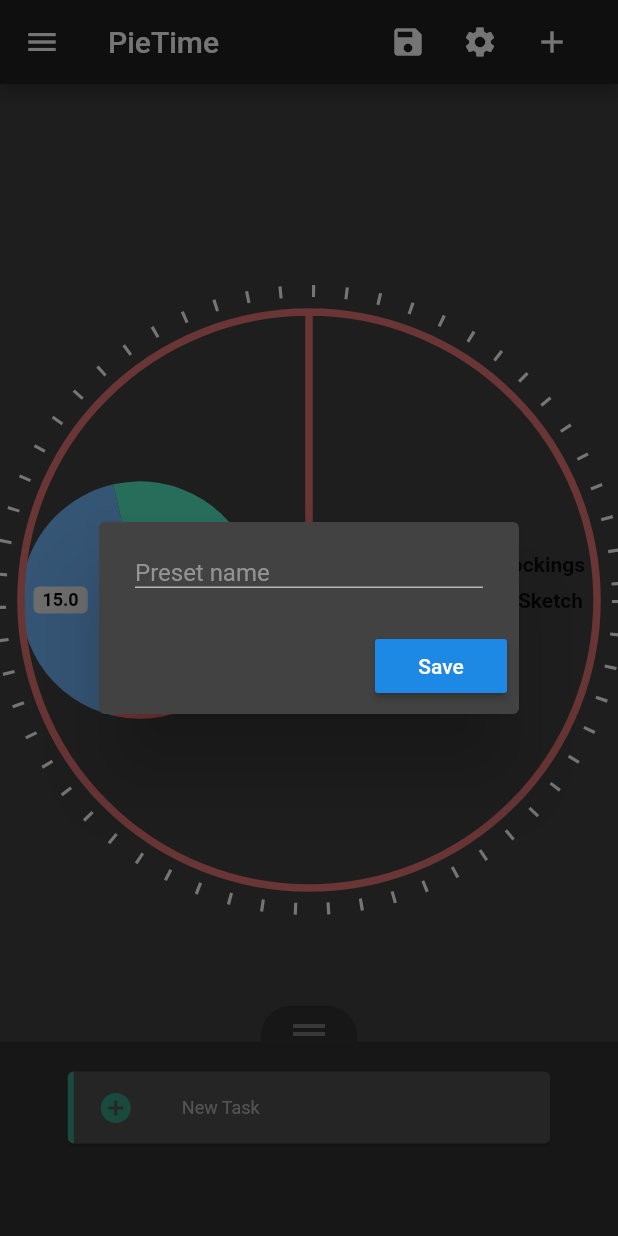
After one commit to elmmo/PieTime, a Flutter app: the screen it shows after launch, after a tap on the "save" icon, on a phone screen of 412 x 824 dp. The commit adds this screen. Run offline on Flutter 3.47's test engine with Material 2 defaults, Android fonts, the phone set to English and light mode, and no system bars; drawn by our look-alikes of dotted_border, pie_chart; our stand-ins replace google_fonts, shared_preferences; missing offline and left inert: flutter_duration_picker; Roboto replaces fonts that are missing (Almarai).

Commit message:
Hook presets up to the tasklist and bottom drawer.

```diff
--- a/lib/OrgComponents.dart
+++ b/lib/OrgComponents.dart
@@ -5,10 +5,15 @@ import 'timer_face/PieTimer.dart';
 import 'tasks/BottomDrawer.dart';
 import 'timer_face/Util.dart';
 import 'TimeKeeper.dart';
+import 'tasks/TaskList.dart';
+import 'timer_face/NewPresetModal.dart';
 
 // static functions meant to be used across the app, non-static functions are for
 // pages that require the main timer and task drawer (should only be home)
 class OrgComponents extends StatelessWidget {
+  OrgComponents({Key key, this.callback}) : super(key: key);
+
+  final Function callback;
 
   Widget build(BuildContext context) {
     Duration time = TimeKeeper.of(context).time;
@@ -61,6 +66,20 @@ class OrgComponents extends StatelessWidget {
       ),
       backgroundColor: Colors.grey[900],
       actions: <Widget>[
+        IconButton(
+          icon: Icon(Icons.save),
+          onPressed: () {
+            if (TimeKeeper.of(context) != null) {
+              TaskList taskList = TimeKeeper.of(context).taskList;
+              showDialog(
+                context: context,
+                builder: (context) {
+                  return NewPresetModal(taskList: taskList);
+                }
+              );
+            }
+          }
+        ),
         // Gear icon on the Appbar to the right
         IconButton(
           icon: Icon(Icons.settings),
@@ -116,7 +135,7 @@ class OrgComponents extends StatelessWidget {
             new PieTimer(time),  // PIE TIMER
           ],
         )),
-        new BottomDrawer()     // BOTTOM DRAWER
+        new BottomDrawer(callback: callback)     // BOTTOM DRAWER
       ],
     );
   }
--- a/lib/TimeKeeper.dart
+++ b/lib/TimeKeeper.dart
@@ -1,9 +1,11 @@
 import 'package:flutter/material.dart';
+import 'tasks/TaskList.dart';
 
 class TimeKeeper extends InheritedWidget {
   final Duration time;
+  final TaskList taskList;
 
-  TimeKeeper(this.time, {Widget child}) : super(child: child);
+  TimeKeeper(this.time, this.taskList, {Widget child}) : super(child: child);
 
   @override
   bool updateShouldNotify(TimeKeeper old) =>
--- a/lib/main.dart
+++ b/lib/main.dart
@@ -2,6 +2,7 @@ import 'package:flutter/material.dart';
 import 'package:google_fonts/google_fonts.dart';
 import 'OrgComponents.dart';
 import 'timer_face/SetTime.dart';
+import 'tasks/TaskList.dart';
 import 'TimeKeeper.dart';
 
 void main() => runApp(new PieTimerApp());
@@ -15,8 +16,14 @@ class PieTimerApp extends StatefulWidget {
 // entry for the rest of the app
 class _PieTimerAppState extends State<PieTimerApp> {
   Duration _maxTime = Duration.zero;
+  TaskList _taskList = new TaskList();
 
   Widget build(BuildContext context) {
+    _taskList.maxTime = Duration.zero;
+    if (_taskList.getLength() == 0) {
+      _taskList.createAddButton();
+    }
+
     return MaterialApp(
       title: "Pie Timer",
       theme: ThemeData(
@@ -30,10 +37,10 @@ class _PieTimerAppState extends State<PieTimerApp> {
         ),
       ),
       routes: {
-        '/setTime': (BuildContext context) => SetTime(_sendDuration, context),
+        '/setTime': (BuildContext context) => SetTime(_sendDuration, _updateTaskList, _taskList, context),
       },
       home: Builder(
-        builder: (context) => TimeKeeper(_maxTime, child: OrgComponents())
+        builder: (context) => TimeKeeper(_maxTime, _taskList, child: OrgComponents(callback: _updateTaskList))
       )
     );
   }
@@ -45,4 +52,11 @@ class _PieTimerAppState extends State<PieTimerApp> {
     });
     Navigator.pop(context);
   }
+
+  // callback for transferring tasklist across classes
+  void _updateTaskList(TaskList list) {
+    setState(() {
+      _taskList = list;
+    });
+  }
 }
--- a/lib/tasks/BottomDrawer.dart
+++ b/lib/tasks/BottomDrawer.dart
@@ -5,13 +5,18 @@ import 'ItemModal.dart';
 import '../TimeKeeper.dart';
 
 class BottomDrawer extends StatefulWidget {
+  BottomDrawer({Key key, @required this.callback}) : super(key: key);
+
+  final Function callback;
 
   @override
-  _BottomDrawerState createState() => _BottomDrawerState();
+  _BottomDrawerState createState() => _BottomDrawerState(callback: callback);
 }
 
 class _BottomDrawerState extends State<BottomDrawer> {
-  TaskList list;
+  _BottomDrawerState({Key key, @required this.callback}) : super();
+
+  final Function callback;
 
   Color backgroundColor = Color.fromRGBO(51, 51, 51, 1);
   Color dragTabIconColor = Color.fromRGBO(121, 121, 121, 1);
@@ -20,18 +25,14 @@ class _BottomDrawerState extends State<BottomDrawer> {
   // green color for the "new item" card
   Color newColor = Color.fromRGBO(57, 161, 135, 1);
 
-  void initState() {
-    list = new TaskList();
-    list.createAddButton();
-    list.maxTime = Duration.zero;
-    super.initState();
-  }
+  TaskList _taskList;
 
   @override
   Widget build(BuildContext context) {
     if (TimeKeeper.of(context) != null) {
       final time = TimeKeeper.of(context).time;
-      list.maxTime = time;
+      _taskList = TimeKeeper.of(context).taskList;
+      _taskList.maxTime = time;
     }
     // this is the component that allows dragging up and down
     return DraggableScrollableSheet(
@@ -73,9 +74,9 @@ class _BottomDrawerState extends State<BottomDrawer> {
                     horizontal: MediaQuery.of(context).size.width * 0.1,
                     vertical: 16
                   ),
-                  itemCount: list.getLength(),
+                  itemCount: _taskList.getLength(),
                   itemBuilder: (context, index) {
-                    Task task = list.getTaskAt(index);
+                    Task task = _taskList.getTaskAt(index);
                     return GestureDetector(
                       child: Card(
                         color: cardBackgroundColor,
@@ -93,10 +94,10 @@ class _BottomDrawerState extends State<BottomDrawer> {
                           builder: (context) {
                             return ItemModal(
                               task: task,
-                              totalDuration: list.maxTime,
+                              totalDuration: _taskList.maxTime,
                               taskDuration: task.time,
-                              timeChecker: list.isTimeValid,
-                              color: (task.isNew ? list.newItemColor : list.defaultColor),
+                              timeChecker: _taskList.isTimeValid,
+                              color: (task.isNew ? _taskList.newItemColor : _taskList.defaultColor),
                               onUpdate: updateCard,
                               onDelete: deleteCard,
                             );
@@ -154,17 +155,19 @@ class _BottomDrawerState extends State<BottomDrawer> {
   }
 
   void updateCard({Task task, bool isComplete, Duration newTime, String newTitle}) {
-    if (list.getTaskAt(list.getLength()-1) == task) {
-      list.createAddButton();
+    if (_taskList.getTaskAt(_taskList.getLength()-1) == task) {
+      _taskList.createAddButton();
     }
     setState(() {
-      list.updateTask(task: task, title: newTitle, newTime: newTime, isComplete: isComplete);
+      _taskList.updateTask(task: task, title: newTitle, newTime: newTime, isComplete: isComplete);
+      this.widget.callback(_taskList);
     });
   }
 
   void deleteCard(Task task) {
     setState(() {
-      list.deleteTask(task);
+      _taskList.deleteTask(task);
+      this.widget.callback(_taskList);
     });
   }
 
--- /dev/null
+++ b/lib/timer_face/NewPresetModal.dart
@@ -0,0 +1,77 @@
+import 'package:flutter/material.dart';
+import 'dart:convert';
+import 'package:shared_preferences/shared_preferences.dart';
+import '../tasks/TaskList.dart';
+
+class NewPresetModal extends StatelessWidget {
+  NewPresetModal({Key key, @required this.taskList}) : super(key: key);
+
+  final TaskList taskList;
+  final titleController = TextEditingController();
+  final formKey = GlobalKey<FormState>();
+
+  @override
+  Widget build(BuildContext context) {
+    return AlertDialog(
+      title: Form(
+        key: formKey,
+        child: Container(
+          decoration: BoxDecoration(
+            border: Border(bottom: BorderSide(color: Color.fromRGBO(182, 182, 182, 1)))
+          ),
+          child: TextFormField(
+            controller: titleController,
+            maxLength: 50, // max number of characters for item title
+            buildCounter: (BuildContext context, { int currentLength, int maxLength, bool isFocused }) => null,
+            textInputAction: TextInputAction.done,
+            style: TextStyle(color: Color.fromRGBO(182, 182, 182, 1), fontSize: 16),
+            validator: (value) {
+              if (value.isEmpty) {
+                return "Preset title can't be empty";
+              } else {
+                return null;
+              }
+            },
+            decoration: InputDecoration.collapsed(
+              hintText: "Preset name",
+              hintStyle: TextStyle(color: Color.fromRGBO(182, 182, 182, 0.7), fontSize: 16)
+            ),
+          ),
+        ),
+      ),
+      actions: <Widget>[
+        RaisedButton(
+          child: Text("Save"),
+          onPressed: () async {
+            if (formKey.currentState.validate()) {
+              SharedPreferences prefs = await SharedPreferences.getInstance();
+              List<String> presets = prefs.getStringList("presets");
+              if (presets == null) {
+                presets = [];
+              }
+              // TaskList thisPreset = tasks.sublist(0, tasks.length-2);
+              List<Map<String, dynamic>> thisPreset = [];
+              taskList.list.forEach((key, task) {
+                if (!task.isNew) {
+                  thisPreset.add({
+                    "title" : task.title,
+                    "time" : task.time
+                  });
+                }
+              });
+
+              Map<String, dynamic> presetWithName = {
+                "name" : titleController.text,
+                "tasks" : thisPreset
+              };
+              String jsonString = json.encode(presetWithName, toEncodable: (e) => e.toString());
+              presets.add(jsonString);
+              prefs.setStringList("presets", presets);
+              Navigator.pop(context);
+            }
+          }
+        )
+      ],
+    );
+  }
+}
```
Also changed, not shown: lib/timer_face/SetTime.dart (+49 -10 lines).
